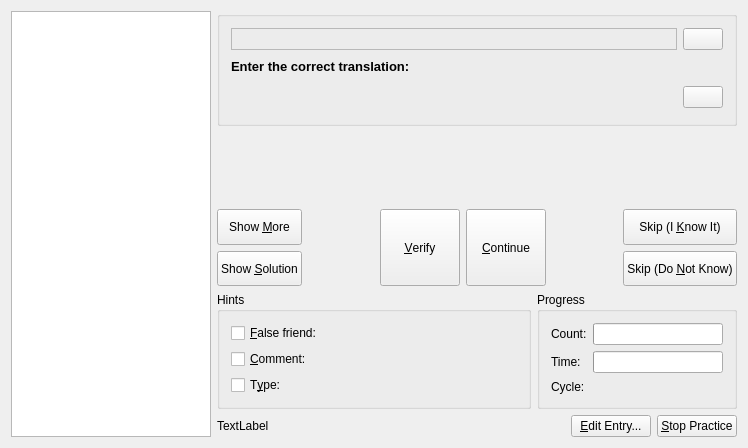
Above: src/practice/writtenpracticedialog.ui from KDE/parley before the change. Below: the same form after it.
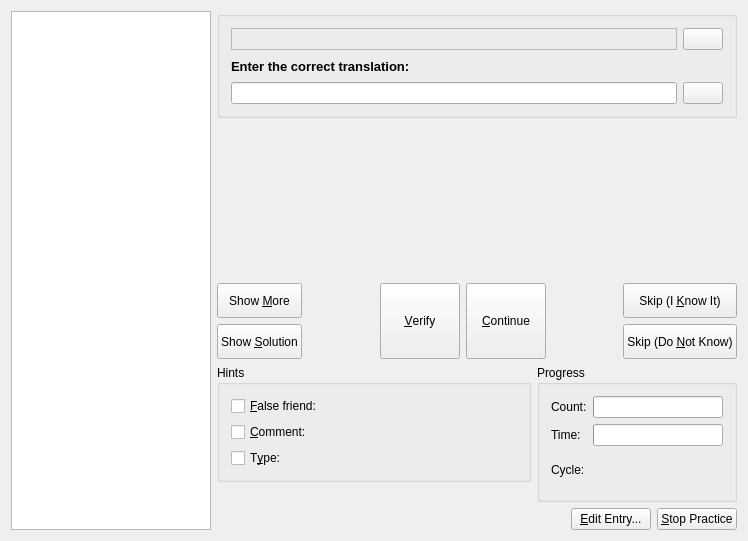
That is the form after the change.

```diff
--- a/src/practice/writtenpracticedialog.ui
+++ b/src/practice/writtenpracticedialog.ui
@@ -7,7 +7,7 @@
     <x>0</x>
     <y>0</y>
     <width>746</width>
-    <height>448</height>
+    <height>541</height>
    </rect>
   </property>
   <property name="sizePolicy" >
@@ -106,38 +106,41 @@
           </property>
          </widget>
         </item>
-        <item row="2" column="0" >
-         <widget class="QFrame" name="TranslationFrame" >
-          <property name="sizePolicy" >
-           <sizepolicy vsizetype="Preferred" hsizetype="Expanding" >
-            <horstretch>0</horstretch>
-            <verstretch>0</verstretch>
-           </sizepolicy>
-          </property>
-          <property name="minimumSize" >
-           <size>
-            <width>16</width>
-            <height>30</height>
-           </size>
-          </property>
-          <property name="frameShape" >
-           <enum>QFrame::NoFrame</enum>
-          </property>
-          <property name="frameShadow" >
-           <enum>QFrame::Plain</enum>
-          </property>
-         </widget>
-        </item>
-        <item row="2" column="1" >
+        <item row="3" column="1" >
          <widget class="QPushButton" name="audioPlaySolutionButton" >
           <property name="text" >
            <string/>
           </property>
          </widget>
         </item>
+        <item row="3" column="0" >
+         <widget class="QLineEdit" name="answerLineEdit" />
+        </item>
        </layout>
       </widget>
      </item>
+     <item>
+      <widget class="QLabel" name="correctionLabel" >
+       <property name="sizePolicy" >
+        <sizepolicy vsizetype="Expanding" hsizetype="MinimumExpanding" >
+         <horstretch>0</horstretch>
+         <verstretch>0</verstretch>
+        </sizepolicy>
+       </property>
+       <property name="minimumSize" >
+        <size>
+         <width>0</width>
+         <height>20</height>
+        </size>
+       </property>
+       <property name="text" >
+        <string/>
+       </property>
+       <property name="wordWrap" >
+        <bool>true</bool>
+       </property>
+      </widget>
+     </item>
      <item>
       <spacer>
        <property name="orientation" >
@@ -146,7 +149,7 @@
        <property name="sizeHint" >
         <size>
          <width>520</width>
-         <height>20</height>
+         <height>31</height>
         </size>
        </property>
       </spacer>
@@ -285,6 +288,12 @@
         <layout class="QVBoxLayout" >
          <item>
           <widget class="QGroupBox" name="hintGroupBox" >
+           <property name="sizePolicy" >
+            <sizepolicy vsizetype="Preferred" hsizetype="Minimum" >
+             <horstretch>0</horstretch>
+             <verstretch>0</verstretch>
+            </sizepolicy>
+           </property>
            <property name="minimumSize" >
             <size>
              <width>0</width>
@@ -371,6 +380,16 @@
            </layout>
           </widget>
          </item>
+         <item>
+          <widget class="QLabel" name="status" >
+           <property name="text" >
+            <string/>
+           </property>
+           <property name="wordWrap" >
+            <bool>true</bool>
+           </property>
+          </widget>
+         </item>
          <item>
           <spacer>
            <property name="orientation" >
@@ -475,13 +494,6 @@
      </item>
      <item>
       <layout class="QHBoxLayout" >
-       <item>
-        <widget class="QLabel" name="status" >
-         <property name="text" >
-          <string>TextLabel</string>
-         </property>
-        </widget>
-       </item>
        <item>
         <spacer>
          <property name="orientation" >
```
